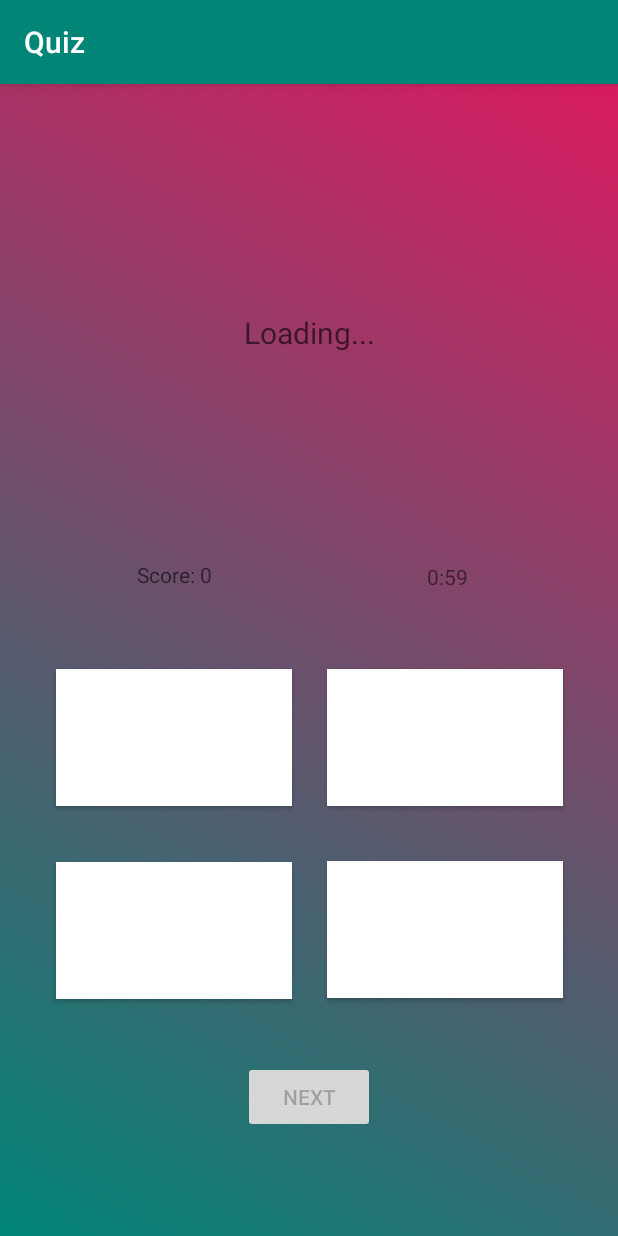
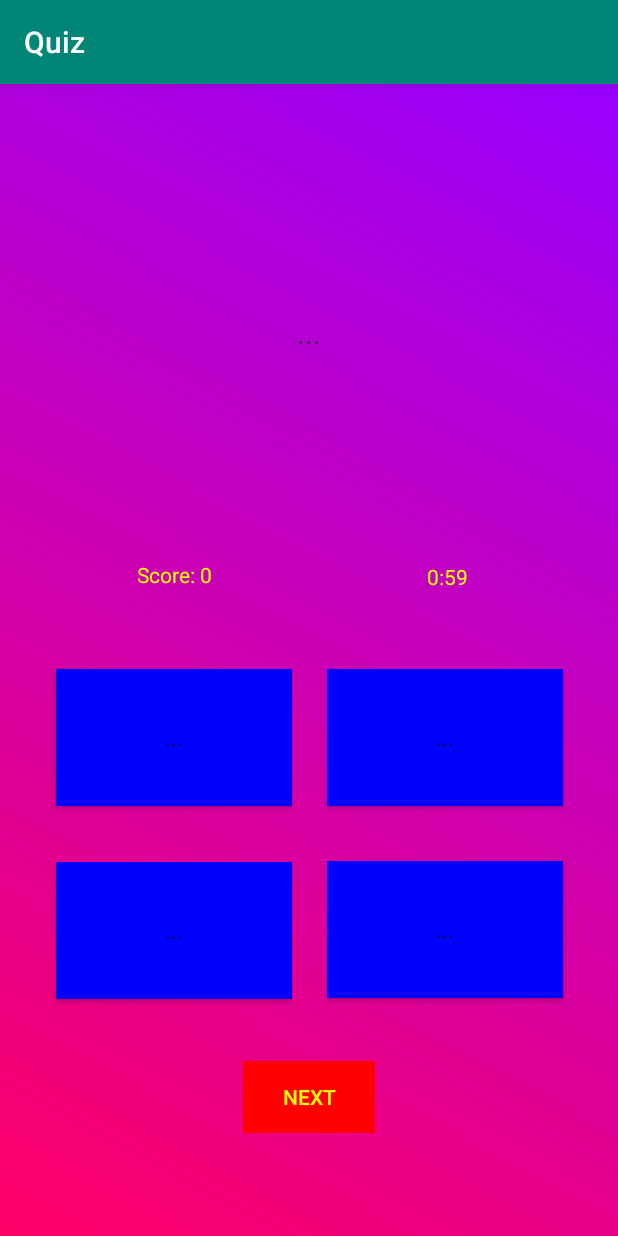
Before and after one commit to Sidm9/QuizzApp, an Android app: the firstActivity screen opened directly, with no data from a screen before it, on a phone screen of 412 x 824 dp. Run offline under Robolectric (Android 15) with nearby library versions, the phone set to English and light mode, and no system bars; our stand-ins replace Firebase (no records; nobody signed in at launch, a user with empty details on screens opened directly); 6 statements that could not run were skipped.

Commit message:
App,PPT change

```diff
--- a/Quiz-master/app/build.gradle
+++ b/Quiz-master/app/build.gradle
@@ -2,12 +2,6 @@ apply plugin: 'com.android.application'
 apply plugin: 'com.google.gms.google-services'
 
 android {
-    lintOptions {
-        checkReleaseBuilds false
-        // Or, if you prefer, you can continue to check for errors in release builds,
-        // but continue the build even when errors are found:
-        abortOnError false
-    }
     compileSdkVersion 29
     buildToolsVersion "29.0.2"
     defaultConfig {
--- a/Quiz-master/app/src/main/java/com/example/quiz/MainActivity.java
+++ b/Quiz-master/app/src/main/java/com/example/quiz/MainActivity.java
@@ -46,7 +46,7 @@ public class MainActivity extends AppCompatActivity {
         back=findViewById(R.id.back);
 
         am=(AnimationDrawable) back.getBackground();
-        am.setEnterFadeDuration(3000);
+        am.setEnterFadeDuration(1000);
         am.setExitFadeDuration(1000);
         am.start();
 
@@ -54,7 +54,7 @@ public class MainActivity extends AppCompatActivity {
 
         player=MediaPlayer.create(MainActivity.this, R.raw.m3);
         player.setLooping(true);
-       // player.start();
+        player.start();
 
         signin.setOnClickListener(new View.OnClickListener() {
             @Override
--- a/Quiz-master/app/src/main/java/com/example/quiz/SignUp.java
+++ b/Quiz-master/app/src/main/java/com/example/quiz/SignUp.java
@@ -43,7 +43,7 @@ public class SignUp extends AppCompatActivity {
 
         player=MediaPlayer.create(SignUp.this,R.raw.m2);
         player.setLooping(true);
-    //    player.start();
+        player.start();
 
         back=findViewById(R.id.back);
         am=(AnimationDrawable) back.getBackground();
@@ -73,7 +73,7 @@ public class SignUp extends AppCompatActivity {
                                 Toast.makeText(SignUp.this, "Registered Successfully!!", Toast.LENGTH_SHORT).show();
                                 //startActivity(new Intent(SignUp.this,MainActivity.class));
                                 player.stop();
-                                startActivity(new Intent(SignUp.this, firstActivity.class));
+                                startActivity(new Intent(SignUp.this, MainActivity.class));
                             } else {
                                 Toast.makeText(SignUp.this, "Registration Failed!!!", Toast.LENGTH_SHORT).show();
                             }
--- a/Quiz-master/app/src/main/java/com/example/quiz/firstActivity.java
+++ b/Quiz-master/app/src/main/java/com/example/quiz/firstActivity.java
@@ -1,16 +1,19 @@
 package com.example.quiz;
 
 import android.content.Intent;
+import android.graphics.drawable.AnimationDrawable;
 import android.media.MediaPlayer;
 import android.os.Bundle;
 import android.os.CountDownTimer;
 import android.view.View;
+import android.view.Window;
 import android.widget.Button;
 import android.widget.TextView;
 import android.widget.Toast;
 
 import androidx.annotation.NonNull;
 import androidx.appcompat.app.AppCompatActivity;
+import androidx.constraintlayout.widget.ConstraintLayout;
 
 import com.google.firebase.database.DataSnapshot;
 import com.google.firebase.database.DatabaseError;
@@ -30,6 +33,8 @@ public class firstActivity extends AppCompatActivity {
     private CountDownTimer timer;
     private long timeleft=60000;
 
+    ConstraintLayout back;
+    AnimationDrawable am;
 
     @Override
     protected void onCreate(Bundle savedInstanceState) {
@@ -44,6 +49,8 @@ public class firstActivity extends AppCompatActivity {
         score=findViewById(R.id.score);
         database=FirebaseDatabase.getInstance();
         time=findViewById(R.id.timer);
+
+
 
 
         timer=new CountDownTimer(timeleft,1000) {
@@ -68,17 +75,24 @@ public class firstActivity extends AppCompatActivity {
             }
         }.start();
 
+        back=findViewById(R.id.back);
+
+        am=(AnimationDrawable) back.getBackground();
+        am.setEnterFadeDuration(1000);
+        am.setExitFadeDuration(1000);
+        am.start();
+
 
         player=MediaPlayer.create(firstActivity.this,R.raw.m1);
         player.setLooping(true);
-    //    player.start();
+        player.start();
 
         next.setEnabled(false);
 
-        choice1.setBackgroundColor(getColor(R.color.common_google_signin_btn_text_dark));
-        choice2.setBackgroundColor(getColor(R.color.common_google_signin_btn_text_dark));
-        choice3.setBackgroundColor(getColor(R.color.common_google_signin_btn_text_dark));
-        choice4.setBackgroundColor(getColor(R.color.common_google_signin_btn_text_dark));
+        choice1.setBackgroundColor(getColor(R.color.dark_blue));
+        choice2.setBackgroundColor(getColor(R.color.dark_blue));
+        choice3.setBackgroundColor(getColor(R.color.dark_blue));
+        choice4.setBackgroundColor(getColor(R.color.dark_blue));
 
         next_ques(count);
         next.setOnClickListener(new View.OnClickListener() {
@@ -88,10 +102,10 @@ public class firstActivity extends AppCompatActivity {
                 next.setEnabled(false);
                 if(count<=10){
                     count+=1;
-                    choice1.setBackgroundColor(getColor(R.color.common_google_signin_btn_text_dark));
-                    choice2.setBackgroundColor(getColor(R.color.common_google_signin_btn_text_dark));
-                    choice3.setBackgroundColor(getColor(R.color.common_google_signin_btn_text_dark));
-                    choice4.setBackgroundColor(getColor(R.color.common_google_signin_btn_text_dark));
+                    choice1.setBackgroundColor(getColor(R.color.dark_blue));
+                    choice2.setBackgroundColor(getColor(R.color.dark_blue));
+                    choice3.setBackgroundColor(getColor(R.color.dark_blue));
+                    choice4.setBackgroundColor(getColor(R.color.dark_blue));
                     next_ques(count);
                 }
                 else {
@@ -185,13 +199,13 @@ public class firstActivity extends AppCompatActivity {
             @Override
             public void onClick(View v) {
                 if(answer.equals(choice1.getText().toString())){
-                    choice1.setBackgroundColor(getColor(R.color.colorPrimary));
+                    choice1.setBackgroundColor(getColor(R.color.green));
                     Toast.makeText(firstActivity.this, "Correct", Toast.LENGTH_SHORT).show();
                     marks+=1;
                     correct+=1;
                 }
                 else {
-                    choice1.setBackgroundColor(getColor(R.color.colorAccent));
+                    choice1.setBackgroundColor(getColor(R.color.red));
                     Toast.makeText(firstActivity.this, "Incorrect", Toast.LENGTH_SHORT).show();
                     marks-=1;
                 }
@@ -206,13 +220,13 @@ public class firstActivity extends AppCompatActivity {
             @Override
             public void onClick(View v) {
                 if(answer.equals(choice2.getText().toString())){
-                    choice2.setBackgroundColor(getColor(R.color.colorPrimary));
+                    choice2.setBackgroundColor(getColor(R.color.green));
                     Toast.makeText(firstActivity.this, "Correct", Toast.LENGTH_SHORT).show();
                     marks+=1;
                     correct+=1;
                 }
                 else {
-                    choice2.setBackgroundColor(getColor(R.color.colorAccent));
+                    choice2.setBackgroundColor(getColor(R.color.red));
                     Toast.makeText(firstActivity.this, "Incorrect", Toast.LENGTH_SHORT).show();
                     marks-=1;
                 }
@@ -226,13 +240,13 @@ public class firstActivity extends AppCompatActivity {
             @Override
             public void onClick(View v) {
                 if(answer.equals(choice3.getText().toString())){
-                    choice3.setBackgroundColor(getColor(R.color.colorPrimary));
+                    choice3.setBackgroundColor(getColor(R.color.green));
                     Toast.makeText(firstActivity.this, "Correct", Toast.LENGTH_SHORT).show();
                     marks+=1;
                     correct+=1;
                 }
                 else {
-                    choice3.setBackgroundColor(getColor(R.color.colorAccent));
+                    choice3.setBackgroundColor(getColor(R.color.red));
                     Toast.makeText(firstActivity.this, "Incorrect", Toast.LENGTH_SHORT).show();
                     marks-=1;
                 }
@@ -246,13 +260,13 @@ public class firstActivity extends AppCompatActivity {
             @Override
             public void onClick(View v) {
                 if(answer.equals(choice4.getText().toString())){
-                    choice4.setBackgroundColor(getColor(R.color.colorPrimary));
+                    choice4.setBackgroundColor(getColor(R.color.green));
                     Toast.makeText(firstActivity.this, "Correct", Toast.LENGTH_SHORT).show();
                     marks+=1;
                     correct+=1;
                 }
                 else {
-                    choice4.setBackgroundColor(getColor(R.color.colorAccent));
+                    choice4.setBackgroundColor(getColor(R.color.red));
                     Toast.makeText(firstActivity.this, "Incorrect", Toast.LENGTH_SHORT).show();
                     marks-=1;
                 }
--- a/Quiz-master/app/src/main/res/drawable/animation1.xml
+++ b/Quiz-master/app/src/main/res/drawable/animation1.xml
@@ -1,7 +1,7 @@
 <?xml version="1.0" encoding="utf-8"?>
 <shape xmlns:android="http://schemas.android.com/apk/res/android">
-<gradient android:startColor="@color/colorAccent"
-    android:endColor="@color/colorPrimary"
+<gradient android:startColor="#9900ff"
+    android:endColor="#ff0066"
     android:angle="225"/>
 
 </shape>
--- a/Quiz-master/app/src/main/res/drawable/animation2.xml
+++ b/Quiz-master/app/src/main/res/drawable/animation2.xml
@@ -1,8 +1,8 @@
 <?xml version="1.0" encoding="utf-8"?>
 <shape xmlns:android="http://schemas.android.com/apk/res/android">
 <gradient
-    android:startColor="@color/orange"
-    android:endColor="@color/yellow"
+    android:startColor="#6600cc"
+    android:endColor="#ff00ff"
     android:angle="225"
     />
 </shape>
--- a/Quiz-master/app/src/main/res/drawable/animation3.xml
+++ b/Quiz-master/app/src/main/res/drawable/animation3.xml
@@ -1,8 +1,8 @@
 <?xml version="1.0" encoding="utf-8"?>
 <shape xmlns:android="http://schemas.android.com/apk/res/android">
 <gradient
-    android:startColor="@color/violet"
-    android:endColor="@color/pb"
+    android:startColor="#ff0000"
+    android:endColor="#ff00ff"
     android:angle="225"
     />
 </shape>
--- a/Quiz-master/app/src/main/res/drawable/mixer.xml
+++ b/Quiz-master/app/src/main/res/drawable/mixer.xml
@@ -2,14 +2,14 @@
 <animation-list xmlns:android="http://schemas.android.com/apk/res/android">
 <item
     android:drawable="@drawable/animation1"
-    android:duration="5000"
+    android:duration="3000"
     />
     <item
         android:drawable="@drawable/animation2"
-        android:duration="5000"
+        android:duration="3000"
         />
     <item
         android:drawable="@drawable/animation3"
-        android:duration="5000"
+        android:duration="3000"
         />
 </animation-list>
--- a/Quiz-master/app/src/main/res/layout/activity_first.xml
+++ b/Quiz-master/app/src/main/res/layout/activity_first.xml
@@ -17,8 +17,9 @@
         android:layout_marginEnd="37dp"
         android:layout_marginBottom="495dp"
         android:gravity="center"
-        android:hint="Loading..."
+        android:hint="..."
         android:textSize="20dp"
+        android:textColor="@color/white"
         app:layout_constraintBottom_toBottomOf="parent"
         app:layout_constraintEnd_toEndOf="parent"
         app:layout_constraintStart_toStartOf="parent"
@@ -32,6 +33,9 @@
         android:layout_marginTop="126dp"
         android:layout_marginEnd="217dp"
         android:layout_marginBottom="278dp"
+        android:textColor="@color/white"
+        android:hint="..."
+        android:gravity="center"
         app:layout_constraintBottom_toBottomOf="parent"
         app:layout_constraintEnd_toEndOf="parent"
         app:layout_constraintStart_toStartOf="parent"
@@ -45,6 +49,9 @@
         android:layout_marginTop="126dp"
         android:layout_marginEnd="37dp"
         android:layout_marginBottom="277dp"
+        android:textColor="@color/white"
+        android:hint="..."
+        android:gravity="center"
         app:layout_constraintBottom_toBottomOf="parent"
         app:layout_constraintEnd_toEndOf="parent"
         app:layout_constraintStart_toEndOf="@+id/c1"
@@ -58,6 +65,9 @@
         android:layout_marginTop="33dp"
         android:layout_marginEnd="217dp"
         android:layout_marginBottom="154dp"
+        android:textColor="@color/white"
+        android:hint="..."
+        android:gravity="center"
         app:layout_constraintBottom_toBottomOf="parent"
         app:layout_constraintEnd_toEndOf="parent"
         app:layout_constraintStart_toStartOf="parent"
@@ -71,6 +81,9 @@
         android:layout_marginTop="32dp"
         android:layout_marginEnd="37dp"
         android:layout_marginBottom="154dp"
+        android:textColor="@color/white"
+        android:hint="..."
+        android:gravity="center"
         app:layout_constraintBottom_toBottomOf="parent"
         app:layout_constraintEnd_toEndOf="parent"
         app:layout_constraintStart_toEndOf="@+id/c3"
@@ -84,7 +97,9 @@
         android:layout_marginTop="39dp"
         android:layout_marginEnd="162dp"
         android:layout_marginBottom="67dp"
-        android:text="NeXT"
+        android:text="NEXT"
+        android:background="@color/red"
+        android:textColor="@color/yellow"
         app:layout_constraintBottom_toBottomOf="parent"
         app:layout_constraintEnd_toEndOf="parent"
         app:layout_constraintStart_toStartOf="parent"
@@ -97,7 +112,8 @@
         android:layout_marginTop="51dp"
         android:layout_marginBottom="42dp"
         android:gravity="center"
-        android:hint="Score: 0"
+        android:textColor="@color/yellow"
+        android:text="Score: 0"
         app:layout_constraintBottom_toTopOf="@+id/c1"
         app:layout_constraintEnd_toStartOf="@+id/timer"
         app:layout_constraintStart_toStartOf="parent"
@@ -111,6 +127,7 @@
         android:layout_marginTop="51dp"
         android:layout_marginBottom="39dp"
         android:gravity="center"
+        android:textColor="@color/yellow"
         android:text="1:00"
         app:layout_constraintBottom_toTopOf="@+id/c2"
         app:layout_constraintEnd_toEndOf="parent"
--- a/Quiz-master/app/src/main/res/layout/activity_main.xml
+++ b/Quiz-master/app/src/main/res/layout/activity_main.xml
@@ -18,6 +18,7 @@
         android:layout_marginEnd="99dp"
         android:layout_marginBottom="422dp"
         android:ems="10"
+        android:textColor="@color/white"
         android:hint="E-Mail"
         android:inputType="textEmailAddress"
         app:layout_constraintBottom_toBottomOf="parent"
@@ -34,6 +35,7 @@
         android:layout_marginEnd="99dp"
         android:layout_marginBottom="343dp"
         android:ems="10"
+        android:textColor="@color/white"
         android:hint="Password"
         android:inputType="textPassword"
         app:layout_constraintBottom_toBottomOf="parent"
@@ -49,7 +51,9 @@
         android:layout_marginTop="44dp"
         android:layout_marginEnd="162dp"
         android:layout_marginBottom="250dp"
+        android:textColor="@color/white"
         android:text="SIGN IN"
+        android:background="@color/navy"
         app:layout_constraintBottom_toBottomOf="parent"
         app:layout_constraintEnd_toEndOf="parent"
         app:layout_constraintStart_toStartOf="parent"
@@ -64,6 +68,7 @@
         android:layout_marginEnd="176dp"
         android:layout_marginBottom="161dp"
         android:text="Not registered? Sign Up here"
+        android:textColor="@color/yellow"
         app:layout_constraintBottom_toBottomOf="parent"
         app:layout_constraintEnd_toEndOf="parent"
         app:layout_constraintStart_toStartOf="parent"
--- a/Quiz-master/app/src/main/res/layout/activity_sign_up.xml
+++ b/Quiz-master/app/src/main/res/layout/activity_sign_up.xml
@@ -17,6 +17,7 @@
         android:layout_marginEnd="99dp"
         android:layout_marginBottom="422dp"
         android:ems="10"
+        android:textColor="@color/white"
         android:hint="E-Mail"
         android:inputType="textEmailAddress"
         app:layout_constraintBottom_toBottomOf="parent"
@@ -33,6 +34,7 @@
         android:layout_marginEnd="99dp"
         android:layout_marginBottom="343dp"
         android:ems="10"
+        android:textColor="@color/white"
         android:hint="Password"
         android:inputType="textPassword"
         app:layout_constraintBottom_toBottomOf="parent"
@@ -48,7 +50,9 @@
         android:layout_marginTop="44dp"
         android:layout_marginEnd="162dp"
         android:layout_marginBottom="250dp"
+        android:textColor="@color/white"
         android:text="SIGN UP"
+        android:background="@color/navy"
         app:layout_constraintBottom_toBottomOf="parent"
         app:layout_constraintEnd_toEndOf="parent"
         app:layout_constraintStart_toStartOf="parent"
@@ -63,6 +67,7 @@
         android:layout_marginEnd="176dp"
         android:layout_marginBottom="161dp"
         android:text="Already have an account? Sign In here"
+        android:textColor="@color/yellow"
         app:layout_constraintBottom_toBottomOf="parent"
         app:layout_constraintEnd_toEndOf="parent"
         app:layout_constraintStart_toStartOf="parent"
--- a/Quiz-master/app/src/main/res/values/colors.xml
+++ b/Quiz-master/app/src/main/res/values/colors.xml
@@ -7,4 +7,10 @@
     <color name="yellow">#FFFF00</color>
     <color name="violet">#6833FF </color>
     <color name="pb">#8F6E8B </color>
+    <color name="green">#00FF00</color>
+    <color name="red">#FF0000</color>
+    <color name="dark_blue">#0000FF</color>
+    <color name="white">#FFFFFF</color>
+    <color name="dark_grey">#454545</color>
+    <color name="navy">#000080</color>
 </resources>
```
Also changed, not shown: Quiz-master/app/src/main/res/layout/activity_statistics.xml (+8 -1 lines), 3 other files.
